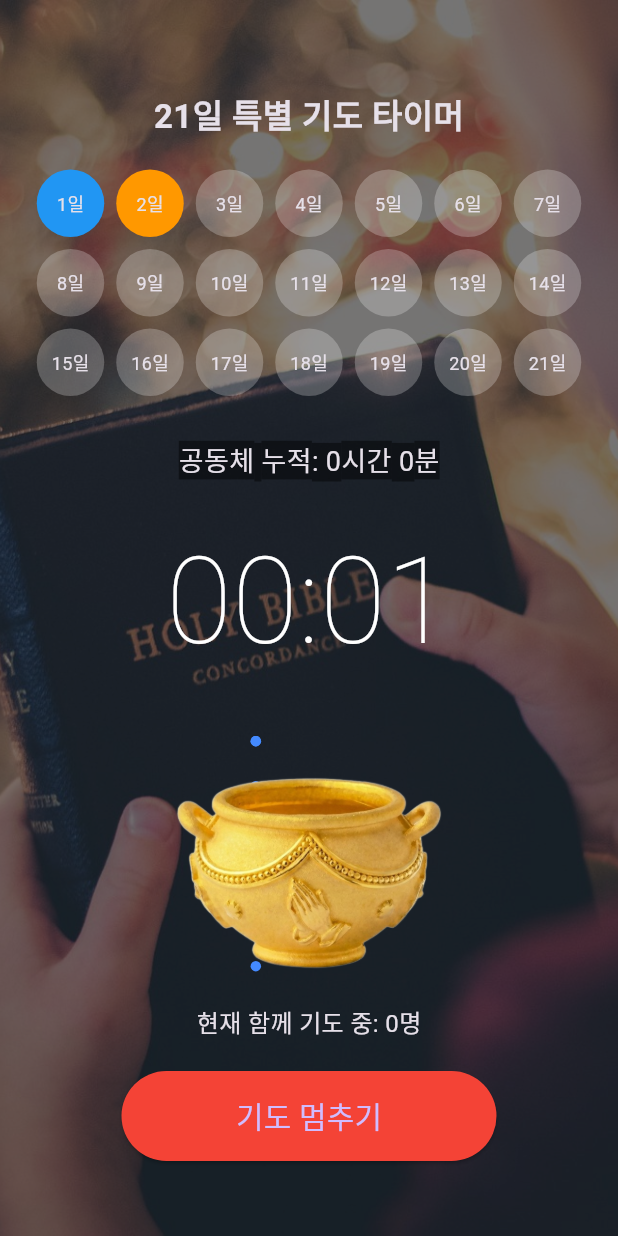
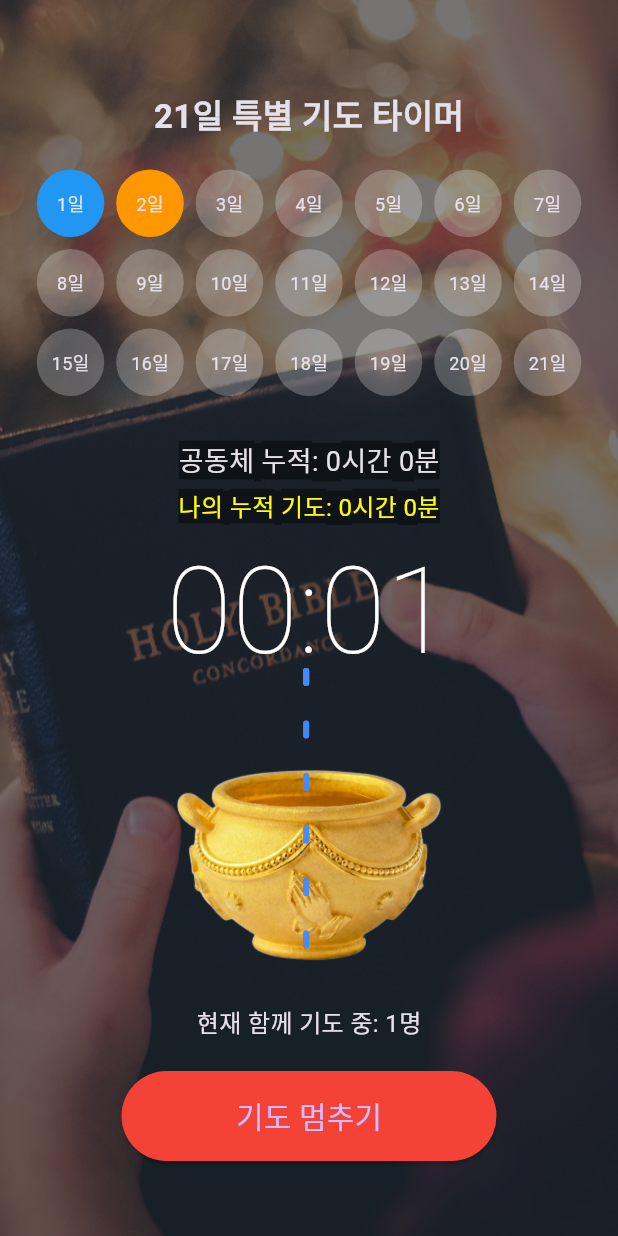
Before and after one commit to manttangsam/church_prayer_app, a Flutter app: the screen it shows after launch, after a tap on "기도 시작", on a phone screen of 412 x 824 dp. Run offline on Flutter 3.47's test engine with Material 3 defaults, Android fonts, the phone set to English and light mode, and no system bars; our stand-ins replace firebase_core, firebase_database, shared_preferences; accounts and stored records are empty.

Commit message:
최종 버전 배포

```diff
--- a/lib/main.dart
+++ b/lib/main.dart
@@ -3,10 +3,8 @@ import 'dart:async';
 import 'dart:math';
 import 'package:firebase_core/firebase_core.dart';
 import 'package:firebase_database/firebase_database.dart';
+import 'package:shared_preferences/shared_preferences.dart'; // 개인 저장용
 
-// ---------------------------------------------------------
-// 1. 기간 설정 (4/20 월요일 00:00 시작 기준)
-// ---------------------------------------------------------
 final DateTime startDate = DateTime(2026, 4, 20);
 
 void main() async {
@@ -55,61 +53,69 @@ class _PrayerTimerPageState extends State<PrayerTimerPage> with TickerProviderSt
   bool _isRunning = false;
   int globalTotalMinutes = 0;
   int onlinePrayers = 0;
+  int myTotalMinutes = 0; // 개인 누적 시간
+
+  final String _myId = Random().nextInt(1000000).toString(); // 임시 이름표
   final List<Point> _waterDrops = [];
 
   @override
   void initState() {
     super.initState();
-    _setupRealtimeSync();
+    _loadMyTime(); // 내 기도시간 불러오기
+    _setupPresence(); // 실시간 접속자 관리
 
-    // 항아리 둥실둥실
     _potController = AnimationController(
       vsync: this,
       duration: const Duration(seconds: 2),
     )..repeat(reverse: true);
 
-    // 물방울 생성 주기
     _waterController = AnimationController(
       vsync: this,
       duration: const Duration(milliseconds: 100),
     )..addListener(_generateWaterDrop);
   }
 
-  @override
-  void dispose() {
-    _potController.dispose();
-    _waterController.dispose();
-    _timer?.cancel();
-    super.dispose();
+  // 개인 기도시간 로드
+  Future<void> _loadMyTime() async {
+    final prefs = await SharedPreferences.getInstance();
+    setState(() {
+      myTotalMinutes = prefs.getInt('my_prayer_minutes') ?? 0;
+    });
   }
 
-  // 데이터베이스 실시간 감시 (모든 창 동기화 핵심)
-  void _setupRealtimeSync() {
+  // 실시간 접속자 핵심 로직 (이름표 방식)
+  void _setupPresence() {
+    final presenceRef = _dbRef.child('presence');
+
+    // 1. 접속자 명단 변화 감시
+    presenceRef.onValue.listen((event) {
+      if (mounted && event.snapshot.value != null) {
+        final data = event.snapshot.value as Map<dynamic, dynamic>;
+        setState(() => onlinePrayers = data.length);
+      } else {
+        setState(() => onlinePrayers = 0);
+      }
+    });
+
+    // 2. 나를 명단에 추가 & 연결 끊기면 삭제 예약
+    presenceRef.child(_myId).set(true);
+    presenceRef.child(_myId).onDisconnect().remove();
+
+    // 3. 공동체 전체 누적 시간 감시
     _dbRef.child('stats/total_minutes').onValue.listen((event) {
       if (mounted && event.snapshot.value != null) {
         setState(() => globalTotalMinutes = int.parse(event.snapshot.value.toString()));
       }
     });
-    _dbRef.child('stats/online_count').onValue.listen((event) {
-      if (mounted && event.snapshot.value != null) {
-        int count = int.parse(event.snapshot.value.toString());
-        setState(() => onlinePrayers = count < 0 ? 0 : count);
-      }
-    });
-  }
-
-  // 오늘이 며칠째인지 계산 (20일=1일차, 21일=2일차)
-  int _calculateCurrentDay() {
-    final now = DateTime.now();
-    final today = DateTime(now.year, now.month, now.day);
-    final start = DateTime(startDate.year, startDate.month, startDate.day);
-    return today.difference(start).inDays + 1;
   }
 
   void _generateWaterDrop() {
     if (mounted && _isRunning) {
       setState(() {
-        _waterDrops.add(Point(Random().nextDouble() * 100 + 40, 0));
+        // 물줄기를 중앙 입구로 모으기 (폭 좁게 설정)
+        for(int i=0; i<2; i++) {
+          _waterDrops.add(Point(85 + Random().nextDouble() * 10, 0));
+        }
       });
     }
   }
@@ -119,32 +125,33 @@ class _PrayerTimerPageState extends State<PrayerTimerPage> with TickerProviderSt
       setState(() {
         _waterDrops.removeWhere((drop) => drop.y > 180);
         for (int i = 0; i < _waterDrops.length; i++) {
-          _waterDrops[i] = Point(_waterDrops[i].x, _waterDrops[i].y + 6);
+          _waterDrops[i] = Point(_waterDrops[i].x, _waterDrops[i].y + 7);
         }
       });
     }
   }
 
-  void _toggleTimer() {
+  void _toggleTimer() async {
     if (_isRunning) {
-      // 기도 멈출 때
       int prayedMinutes = (_seconds / 60).ceil();
+      // 공동체 시간 업데이트
       _dbRef.child('stats/total_minutes').set(ServerValue.increment(prayedMinutes));
-      _dbRef.child('stats/online_count').set(ServerValue.increment(-1));
+
+      // 내 시간 저장
+      final prefs = await SharedPreferences.getInstance();
+      setState(() {
+        myTotalMinutes += prayedMinutes;
+        prefs.setInt('my_prayer_minutes', myTotalMinutes);
+      });
 
       _timer?.cancel();
       _waterController.stop();
       _waterDrops.clear();
       _seconds = 0;
     } else {
-      // 기도 시작할 때
-      _dbRef.child('stats/online_count').set(ServerValue.increment(1));
       _waterController.repeat();
       Timer.periodic(const Duration(milliseconds: 20), (timer) {
-        if (!_isRunning) {
-          timer.cancel();
-          return;
-        }
+        if (!_isRunning) { timer.cancel(); return; }
         _moveWaterDrops();
       });
       _timer = Timer.periodic(const Duration(seconds: 1), (timer) {
@@ -156,7 +163,7 @@ class _PrayerTimerPageState extends State<PrayerTimerPage> with TickerProviderSt
 
   @override
   Widget build(BuildContext context) {
-    int currentDay = _calculateCurrentDay();
+    int currentDay = (DateTime.now().difference(startDate).inDays + 1).clamp(1, 21);
 
     return Scaffold(
       body: Container(
@@ -173,8 +180,6 @@ class _PrayerTimerPageState extends State<PrayerTimerPage> with TickerProviderSt
             const SizedBox(height: 60),
             const Text("21일 특별 기도 타이머", style: TextStyle(fontSize: 22, fontWeight: FontWeight.bold)),
             const SizedBox(height: 20),
-
-            // 날짜 표시 부분
             Wrap(
               spacing: 8, runSpacing: 8,
               children: List.generate(21, (index) {
@@ -191,12 +196,13 @@ class _PrayerTimerPageState extends State<PrayerTimerPage> with TickerProviderSt
                 );
               }),
             ),
-
             const SizedBox(height: 30),
             Text("공동체 누적: ${globalTotalMinutes ~/ 60}시간 ${globalTotalMinutes % 60}분",
                 style: const TextStyle(fontSize: 18, backgroundColor: Colors.black45)),
+            const SizedBox(height: 5),
+            Text("나의 누적 기도: ${myTotalMinutes ~/ 60}시간 ${myTotalMinutes % 60}분",
+                style: const TextStyle(fontSize: 16, color: Colors.yellowAccent, backgroundColor: Colors.black45)),
 
-            // 타이머 숫자
             Expanded(
               child: Center(
                 child: Text(
@@ -206,43 +212,43 @@ class _PrayerTimerPageState extends State<PrayerTimerPage> with TickerProviderSt
               ),
             ),
 
-            // 항아리 + 폭포 애니메이션
             AnimatedBuilder(
               animation: _potController,
               builder: (context, child) {
                 return Transform.translate(
-                  offset: Offset(0, 20 * _potController.value),
+                  offset: Offset(0, 10 * _potController.value),
                   child: Stack(
-                    alignment: Alignment.center,
+                    alignment: Alignment.topCenter,
                     children: [
-                      Positioned(
-                        top: 0,
-                        child: SizedBox(
-                          width: 180,
-                          height: 180,
-                          child: Stack(
-                            children: _waterDrops.map((drop) => Positioned(
-                              left: drop.x. toDouble(),
-                              top: drop.y. toDouble(),
+                      Padding(
+                        padding: const EdgeInsets.only(top: 40),
+                        child: Image.asset('assets/images/prayer_pot_256.png', width: 180, height: 180),
+                      ),
+                      SizedBox(
+                        width: 180, height: 200,
+                        child: Stack(
+                          children: _waterDrops.map((drop) {
+                            return Positioned(
+                              left: drop.x.toDouble(), top: drop.y.toDouble(),
                               child: Container(
-                                width: 7, height: 7,
-                                decoration: const BoxDecoration(color: Colors.blueAccent, shape: BoxShape.circle),
+                                width: 4, height: 12,
+                                decoration: BoxDecoration(
+                                  color: Colors.blueAccent.withOpacity(0.8),
+                                  borderRadius: BorderRadius.circular(2),
+                                ),
                               ),
-                            )).toList(),
-                          ),
+                            );
+                          }).toList(),
                         ),
                       ),
-                      Image.asset('assets/images/prayer_pot_256.png', width: 180, height: 180),
                     ],
                   ),
                 );
               },
             ),
-
             const SizedBox(height: 10),
             Text("현재 함께 기도 중: $onlinePrayers명", style: const TextStyle(fontSize: 16)),
             const SizedBox(height: 20),
-
             ElevatedButton(
               onPressed: _toggleTimer,
               style: ElevatedButton.styleFrom(
@@ -257,4 +263,12 @@ class _PrayerTimerPageState extends State<PrayerTimerPage> with TickerProviderSt
       ),
     );
   }
+
+  @override
+  void dispose() {
+    _potController.dispose();
+    _waterController.dispose();
+    _timer?.cancel();
+    super.dispose();
+  }
 }
```
Also changed, not shown: assets/images/prayer_bg.jpg.jpg (deleted), pubspec.lock, 3 other files.
